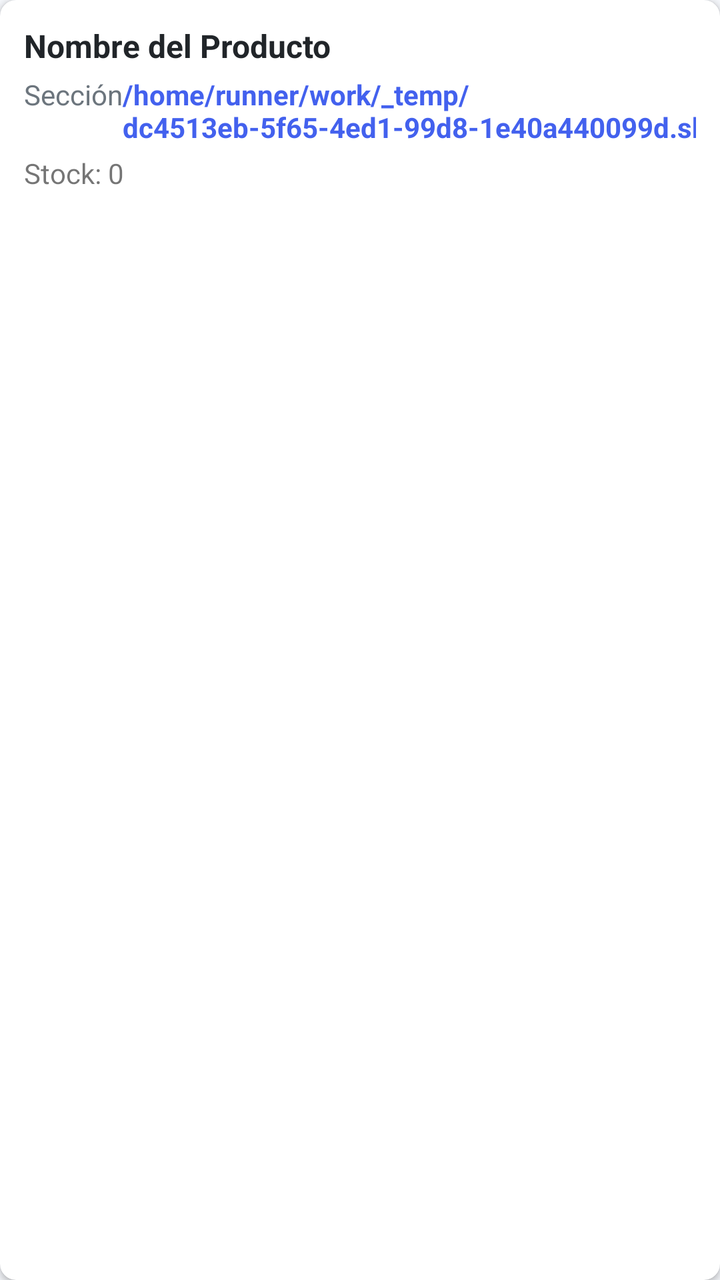
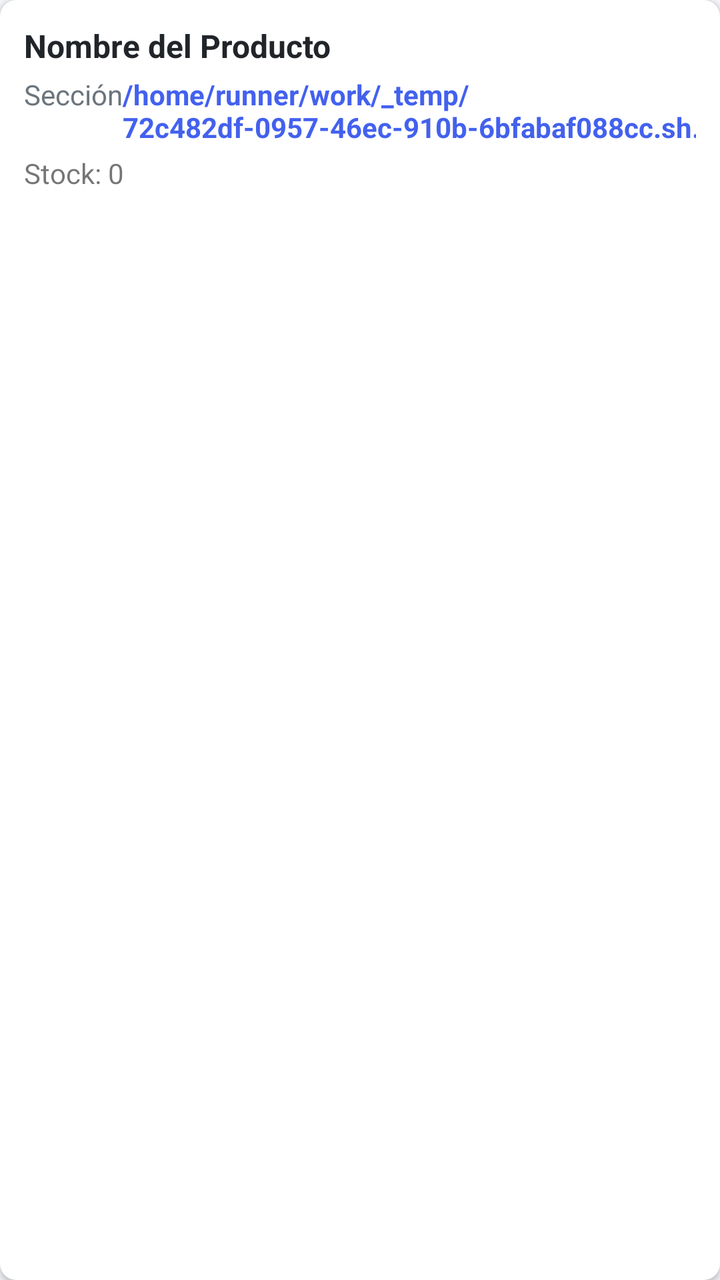

Two renders of the same Android screen: before a commit and after it. Below are the layout's source before the change and the commit's diff.
<!-- AndroidManifest.xml: application theme Theme.OmniVentas -->
<!-- res/layout/item_producto.xml -->
<?xml version="1.0" encoding="utf-8"?>
<androidx.cardview.widget.CardView xmlns:android="http://schemas.android.com/apk/res/android"
    xmlns:app="http://schemas.android.com/apk/res-auto"
    android:layout_width="match_parent"
    android:layout_height="wrap_content"
    android:layout_marginBottom="8dp"
    app:cardCornerRadius="8dp"
    app:cardElevation="2dp">
    <LinearLayout
        android:layout_width="match_parent"
        android:layout_height="wrap_content"
        android:orientation="vertical"
        android:padding="12dp">
        <TextView
            android:id="@+id/tv_nombre"
            android:layout_width="match_parent"
            android:layout_height="wrap_content"
            android:text="Nombre del Producto"
            android:textSize="16sp"
            android:textStyle="bold"
            android:textColor="@color/dark" />
        <LinearLayout
            android:layout_width="match_parent"
            android:layout_height="wrap_content"
            android:orientation="horizontal"
            android:layout_marginTop="4dp">
            <TextView
                android:id="@+id/tv_seccion"
                android:layout_width="0dp"
                android:layout_height="wrap_content"
                android:layout_weight="1"
                android:text="Sección"
                android:textSize="14sp"
                android:textColor="@color/gray" />
            <TextView
                android:id="@+id/tv_precio"
                android:layout_width="wrap_content"
                android:layout_height="wrap_content"
                android:text="/home/runner/work/_temp/dc4513eb-5f65-4ed1-99d8-1e40a440099d.sh.00"
                android:textSize="14sp"
                android:textColor="@color/primary"
                android:textStyle="bold" />
        </LinearLayout>
        <TextView
            android:id="@+id/tv_stock"
            android:layout_width="wrap_content"
            android:layout_height="wrap_content"
            android:text="Stock: 0"
            android:textSize="14sp"
            android:layout_marginTop="4dp" />
    </LinearLayout>
</androidx.cardview.widget.CardView>
<!-- resources referenced by this layout -->
<resources>
  <color name="dark">#212529</color>
  <color name="gray">#6C757D</color>
  <color name="primary">#4361EE</color>
  <style name="Theme.OmniVentas" parent="Theme.MaterialComponents.DayNight.NoActionBar">
          <item name="colorPrimary">@color/primary</item>
          <item name="colorPrimaryVariant">@color/primary_dark</item>
          <item name="colorOnPrimary">@color/white</item>
          <item name="colorSecondary">@color/secondary</item>
          <item name="colorOnSecondary">@color/white</item>
          <item name="android:statusBarColor">@color/primary</item>
          <item name="android:windowBackground">@color/light_gray</item>
      </style>
  <color name="primary_dark">#3A56D4</color>
  <color name="white">#FFFFFF</color>
  <color name="secondary">#3F37C9</color>
  <color name="light_gray">#F5F7FB</color>
</resources>

<!-- the commit's change to res/layout/item_producto.xml (unified diff, before → after) -->
@@ -36,7 +36,7 @@
                 android:id="@+id/tv_precio"
                 android:layout_width="wrap_content"
                 android:layout_height="wrap_content"
-                android:text="/home/runner/work/_temp/dc4513eb-5f65-4ed1-99d8-1e40a440099d.sh.00"
+                android:text="/home/runner/work/_temp/72c482df-0957-46ec-910b-6bfabaf088cc.sh.00"
                 android:textSize="14sp"
                 android:textColor="@color/primary"
                 android:textStyle="bold" />
